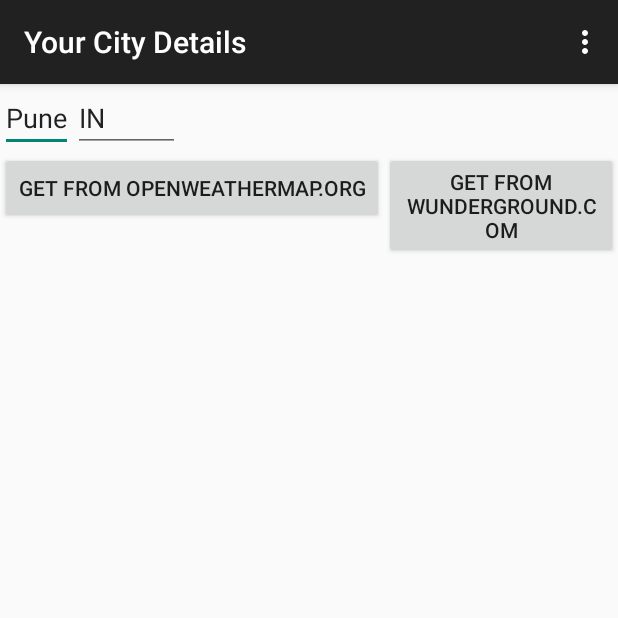
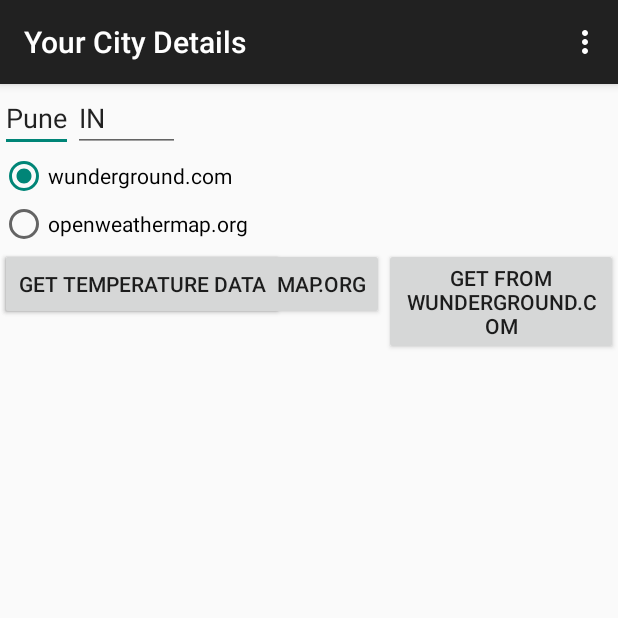
Before and after one commit to gauravsak/Weather1Self, an Android app: the screen it shows after launch (EnterCityDetailsActivity), on a phone screen of 412 x 824 dp, the top half of it. Run offline under Robolectric (Android 15) with nearby library versions, the phone set to English and light mode, and no system bars; our stand-ins replace ButterKnife; libraries missing offline, so code that uses them is left out: com.squareup.okhttp, retrofit.client; 4 statements that could not run were skipped.

Commit message:
Added radio buttons to select weather source and single button to make a request for weather data

```diff
--- a/app/src/main/java/com/equalexperts/weather1self/activity/EnterCityDetailsActivity.java
+++ b/app/src/main/java/com/equalexperts/weather1self/activity/EnterCityDetailsActivity.java
@@ -29,10 +29,10 @@ public class EnterCityDetailsActivity extends ActionBarActivity {
     private Lib1SelfClient lib1SelfClient;
     private Stream streamFor1Self;
 
-    @InjectView(R.id.city)
+    @InjectView(R.id.city_txt)
     EditText city;
 
-    @InjectView(R.id.country)
+    @InjectView(R.id.country_txt)
     EditText country;
 
     @Override
--- a/app/src/main/res/layout/activity_enter_city_details.xml
+++ b/app/src/main/res/layout/activity_enter_city_details.xml
@@ -6,25 +6,44 @@
     tools:context=".EnterMessageActivity">
 
         <EditText
-            android:id="@+id/city"
+            android:id="@+id/city_txt"
             android:layout_width="wrap_content"
             android:layout_height="wrap_content"
             android:hint="@string/enter_city_name"
             android:text="@string/default_city"/>
 
         <EditText
-            android:id="@+id/country"
+            android:id="@+id/country_txt"
             android:layout_width="wrap_content"
             android:layout_height="wrap_content"
-            android:layout_toEndOf="@+id/city"
-            android:layout_toRightOf="@+id/city"
+            android:layout_toEndOf="@+id/city_txt"
+            android:layout_toRightOf="@+id/city_txt"
             android:text="@string/default_country"
             android:hint="@string/enter_country_name"/>
+
+        <RadioGroup
+            android:layout_width="wrap_content"
+            android:layout_height="wrap_content"
+            android:layout_below="@+id/city_txt"
+            android:id="@+id/weather_source_radio_group">
+
+            <RadioButton
+                android:layout_width="wrap_content"
+                android:layout_height="wrap_content"
+                android:text="@string/wunderground_com"
+                android:checked="true"/>
+
+            <RadioButton
+                android:layout_width="wrap_content"
+                android:layout_height="wrap_content"
+                android:text="@string/openweathermap_org"/>
+
+            </RadioGroup>
 
         <Button
             android:layout_width="wrap_content"
             android:layout_height="wrap_content"
-            android:layout_below="@+id/city"
+            android:layout_below="@+id/weather_source_radio_group"
             android:id="@+id/get_from_OWM_btn"
             android:text="@string/get_from_OWM"
             android:onClick="sendDetailsToOWM"/>
@@ -32,11 +51,18 @@
         <Button
             android:layout_width="wrap_content"
             android:layout_height="wrap_content"
-            android:layout_below="@+id/city"
+            android:layout_below="@+id/weather_source_radio_group"
             android:layout_toEndOf="@+id/get_from_OWM_btn"
             android:layout_toRightOf="@+id/get_from_OWM_btn"
             android:id="@+id/get_from_WU_btn"
             android:text="@string/get_from_WU"
             android:onClick="sendDetailsToWU"/>
 
+        <Button
+            android:layout_width="wrap_content"
+            android:layout_height="wrap_content"
+            android:id="@+id/get_temperature_data_btn"
+            android:text="@string/get_temperature_data"
+            android:layout_below="@id/weather_source_radio_group"/>
+
 </RelativeLayout>
--- a/app/src/main/res/values/strings.xml
+++ b/app/src/main/res/values/strings.xml
@@ -14,5 +14,8 @@
     <string name="default_city">Pune</string>
     <string name="default_country">IN</string>
     <string name="get_from_WU">Get from wunderground.com</string>
+    <string name="wunderground_com">wunderground.com</string>
+    <string name="openweathermap_org">openweathermap.org</string>
+    <string name="get_temperature_data">Get temperature data</string>
 
 </resources>
```
